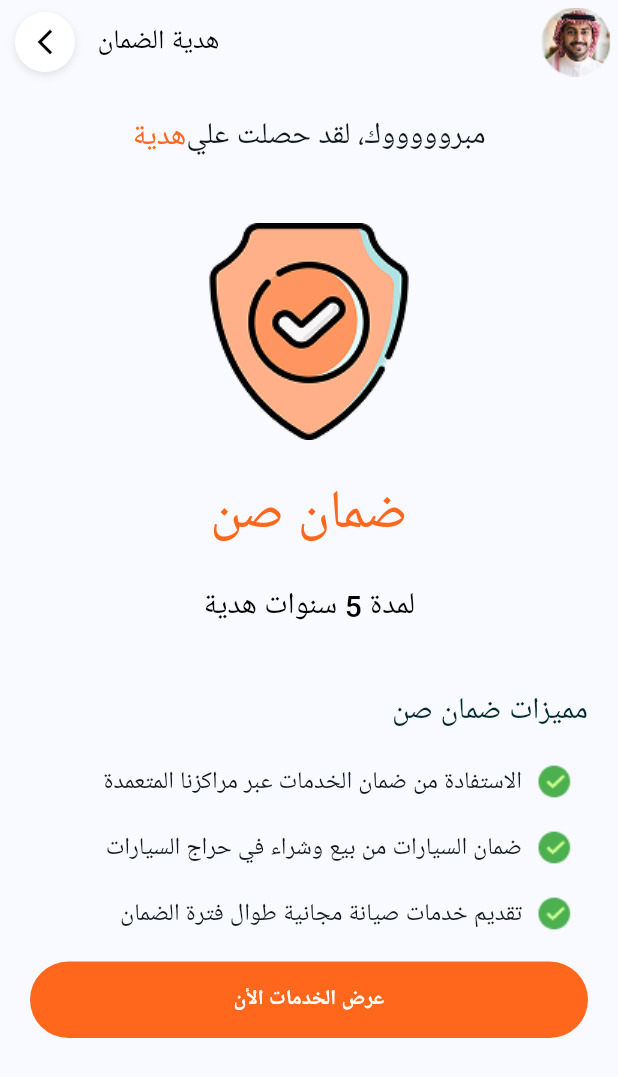
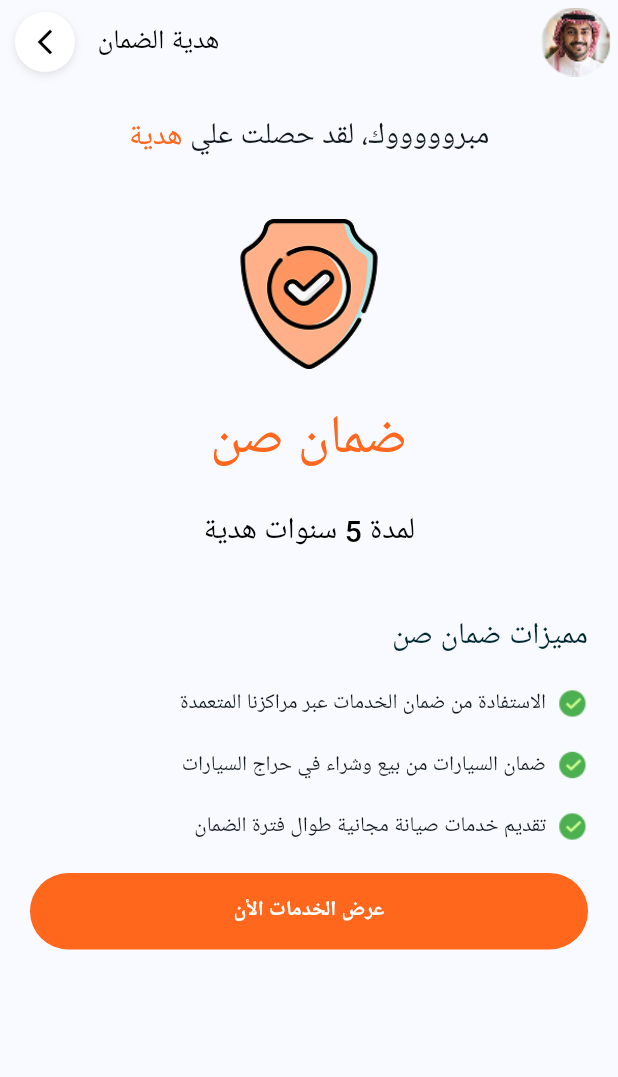
Before and after one commit to Beshoyadel1/Sun-System, a Flutter app: the WarrantyGift screen opened directly, on a phone screen of 412 x 824 dp. Shown: the top 1077 px of the screen. Run offline on Flutter 3.47's test engine with Material 3 defaults, Android fonts, the phone set to English and light mode, and no system bars; our stand-ins replace bloc, equatable, flutter_bloc; Roboto replaces fonts that are missing (LamaSans); project files that could hold a hidden picture were left out.

Commit message:
update some screen in profile

```diff
--- a/lib/view/Profile/ChooseCar/ChooseCar.dart
+++ b/lib/view/Profile/ChooseCar/ChooseCar.dart
@@ -108,7 +108,6 @@ class _ChooseCarState extends State<ChooseCar> {
                 ),
               ),
             ),
-            if (isDesktop) const backgroundDesktop(),
           ],
         ),
       ),
--- a/lib/view/Profile/Map/MapScreen.dart
+++ b/lib/view/Profile/Map/MapScreen.dart
@@ -76,7 +76,6 @@ class _MapScreenState extends State<MapScreen> {
                 ),
               ),
             ),
-            if (isDesktop) const backgroundDesktop(),
           ],
         ),
       ),
--- a/lib/view/Profile/Map/screens/RowCircleTextMap.dart
+++ b/lib/view/Profile/Map/screens/RowCircleTextMap.dart
@@ -27,7 +27,7 @@ class RowCircleTextMap extends StatelessWidget {
                   fontWeightIndex: FontSelectionData.fontW500,
                   color: AppColors.lightBlackColor,
                 ),
-                maxLines: 1, // optional: keep single line
+                maxLines: 1,
               ),
               const SizedBox(height: 5),
               AppText(
--- a/lib/view/Profile/PreferredServices/PreferredServices.dart
+++ b/lib/view/Profile/PreferredServices/PreferredServices.dart
@@ -83,7 +83,6 @@ class PreferredServices extends StatelessWidget {
                   ),
                 ),
               ),
-              if (isDesktop) const backgroundDesktop(),
             ],
           ),
         ),
--- a/lib/view/Profile/ProfileWidget/AppBarProfile.dart
+++ b/lib/view/Profile/ProfileWidget/AppBarProfile.dart
@@ -11,28 +11,10 @@ class AppBarProfile extends StatelessWidget implements PreferredSizeWidget {
 
   @override
   Widget build(BuildContext context) {
-    final size = MediaQuery.of(context).size;
-    final bool isDesktop = size.width > ValuesOfAllApp.tabWidth;
-
     return AppBar(
       elevation: 0,
       backgroundColor: Colors.transparent,
-      flexibleSpace: isDesktop
-          ? Row(
-        children: [
-          Expanded(
-            flex: 1,
-            child: Container(color: AppColors.backgroundColor),
-          ),
-          Expanded(
-            flex: 1,
-            child: Container(
-              color: AppColors.darkBlueColor.withOpacity(0.05),
-            ),
-          ),
-        ],
-      )
-          : Container(color: AppColors.backgroundColor), // mobile/tablet
+      flexibleSpace: Container(color: AppColors.backgroundColor),
       leading: Image.asset(imagSrc),
       actions: [
         const SizedBox(width: 10,),
--- a/lib/view/Profile/ProfileWidget/ChooseFavouriteItem.dart
+++ b/lib/view/Profile/ProfileWidget/ChooseFavouriteItem.dart
@@ -23,8 +23,8 @@ class ChooseFavouriteItem extends StatelessWidget {
             context.read<FavouriteCubit>().toggleItem(textItem);
           },
           child: Container(
-            padding: const EdgeInsets.symmetric(vertical: 15, horizontal: 15),
-            margin: const EdgeInsets.symmetric(vertical: 15, horizontal: 15),
+            padding: const EdgeInsets.symmetric(vertical: 10, horizontal: 10),
+            margin: const EdgeInsets.symmetric(vertical: 15, horizontal: 3),
             decoration: BoxDecoration(
               color: isSelected ? AppColors.orangeColor : AppColors.whiteColor,
               borderRadius: BorderRadius.circular(30),
--- a/lib/view/Profile/WarrantyGift/WarrantyGift.dart
+++ b/lib/view/Profile/WarrantyGift/WarrantyGift.dart
@@ -50,7 +50,7 @@ class WarrantyGift extends StatelessWidget {
                             children: [
                               RowGift(),
                               const SizedBox(height: 40,),
-                              Image.asset(ImagePath.shield,width: 30,height: 150,),
+                              Image.asset(ImagePath.shield,width: 30,height: 100,),
                               const SizedBox(height: 20,),
                               RowSunWarranty(),
                               const SizedBox(height: 20,),
@@ -68,7 +68,6 @@ class WarrantyGift extends StatelessWidget {
                 ),
               ),
             ),
-            if (isDesktop) const backgroundDesktop(),
           ],
         ),
       ),
--- a/lib/view/Profile/WarrantyGift/screens/ListBenefit.dart
+++ b/lib/view/Profile/WarrantyGift/screens/ListBenefit.dart
@@ -21,56 +21,62 @@ class ListBenefit extends StatelessWidget {
             fontWeightIndex: FontSelectionData.fontW500,
             color: AppColors.blueColor32,
           ),
-          maxLines: 1, // optional: keep single line
+          maxLines: 1,
         ),
-        const SizedBox(height: 20,),
+        const SizedBox(height: 20),
         Row(
+          crossAxisAlignment: CrossAxisAlignment.start,
           children: [
-            const SizedBox(width: 10,),
-            Image.asset(ImagePath.correct),
-            const SizedBox(width: 10,),
-            AppText(
+            Image.asset(ImagePath.correct, width: 20, height: 20),
+            const SizedBox(width: 8),
+            Expanded(
+              child: AppText(
                 text: LanguagePath.benefitFromServiceWarranty,
                 style: Fontspath.appTextStyle(
-                fontSize: 16,
+                  fontSize: 14,
                   fontWeightIndex: FontSelectionData.fontW500,
                   color: AppColors.lightBlackColor,
                 ),
-              maxLines: 1, // optional: keep single line
+                maxLines: null,
+              ),
             ),
           ],
         ),
-        const SizedBox(height: 20,),
+        const SizedBox(height: 20),
         Row(
+          crossAxisAlignment: CrossAxisAlignment.start,
           children: [
-            const SizedBox(width: 10,),
-            Image.asset(ImagePath.correct),
-            const SizedBox(width: 10,),
-            AppText(
+            Image.asset(ImagePath.correct, width: 20, height: 20),
+            const SizedBox(width: 8),
+            Expanded(
+              child: AppText(
                 text: LanguagePath.carsWarrantyMarket,
                 style: Fontspath.appTextStyle(
-                fontSize: 16,
+                  fontSize: 14,
                   fontWeightIndex: FontSelectionData.fontW500,
                   color: AppColors.lightBlackColor,
                 ),
-              maxLines: 1, // optional: keep single line
+                maxLines: null,
+              ),
             ),
           ],
         ),
-        const SizedBox(height: 20,),
+        const SizedBox(height: 20),
         Row(
+          crossAxisAlignment: CrossAxisAlignment.start,
           children: [
-            const SizedBox(width: 10,),
-            Image.asset(ImagePath.correct),
-            const SizedBox(width: 10,),
-            AppText(
+            Image.asset(ImagePath.correct, width: 20, height: 20),
+            const SizedBox(width: 8),
+            Expanded(
+              child: AppText(
                 text: LanguagePath.freeMaintenanceDuringWarranty,
                 style: Fontspath.appTextStyle(
-                fontSize: 16,
+                  fontSize: 14,
                   fontWeightIndex: FontSelectionData.fontW500,
                   color: AppColors.lightBlackColor,
                 ),
-              maxLines: 1, // optional: keep single line
+                maxLines: null,
+              ),
             ),
           ],
         ),
--- a/lib/view/Profile/WarrantyGift/screens/RowGift.dart
+++ b/lib/view/Profile/WarrantyGift/screens/RowGift.dart
@@ -22,6 +22,7 @@ class RowGift extends StatelessWidget {
           ),
           maxLines: 1, // optional: keep single line
         ),
+        const SizedBox(width: 5,),
         AppText(
           text: LanguagePath.warrantyGift,
           style: Fontspath.appTextStyle(
--- a/pubspec.yaml
+++ b/pubspec.yaml
@@ -45,6 +45,8 @@ dependencies:
   dio: ^5.8.0+1
   shared_preferences: ^2.5.1
   flutter_localization: ^0.3.3
+  google_maps_flutter: ^2.12.3
+  flutter_osm_plugin: ^1.4.2
 
 dev_dependencies:
   flutter_test:
```
Also changed, not shown: lib/view/Profile/PreferredServices/screens/ListChooseFavouriteItem.dart (+12 -17 lines), lib/view/Profile/ProfileWidget/RowChooseFavouriteItem.dart (added, +32 -0 lines), pubspec.lock, 5 other files. Lines whose indentation alone changed are shown as unchanged.
